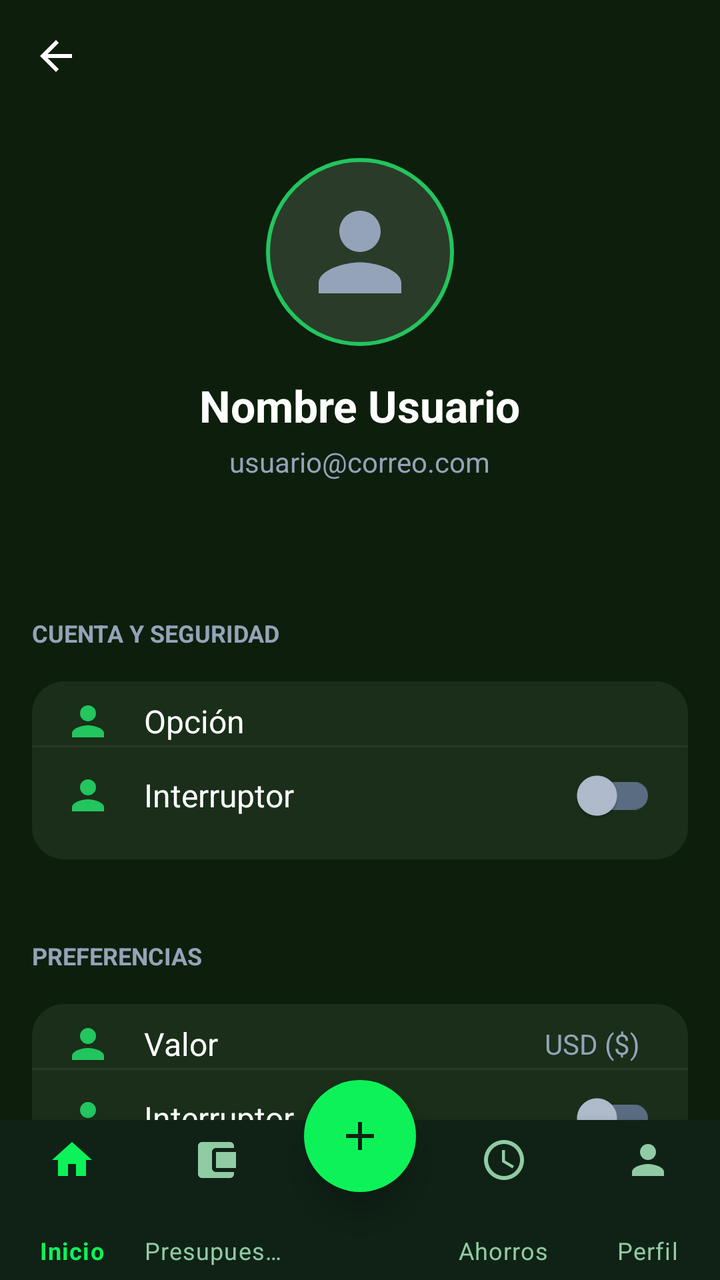
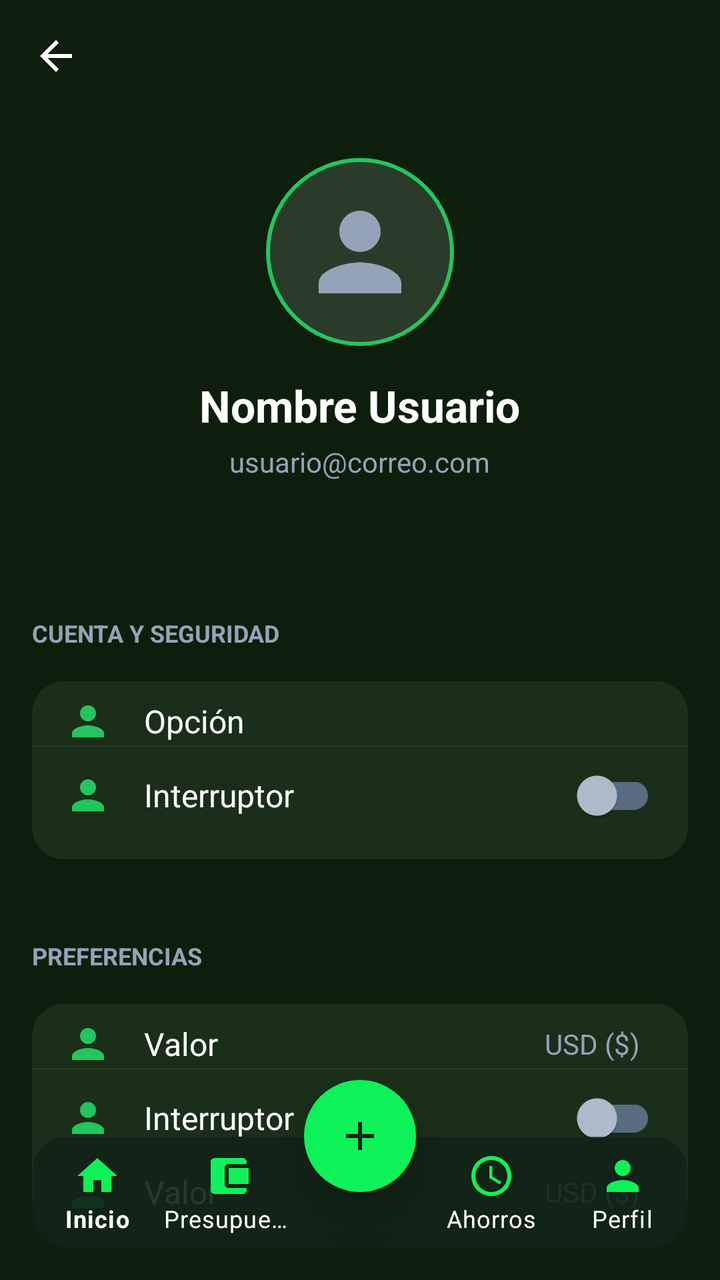

Two renders of the same Android screen: before a commit and after it. Below are the layout's source before the change and the commit's diff.
<!-- AndroidManifest.xml: activity theme Theme.MaterialComponents.DayNight.NoActionBar -->
<!-- res/layout/activity_perfil.xml -->
<?xml version="1.0" encoding="utf-8"?>
<androidx.coordinatorlayout.widget.CoordinatorLayout xmlns:android="http://schemas.android.com/apk/res/android"
    xmlns:app="http://schemas.android.com/apk/res-auto"
    xmlns:tools="http://schemas.android.com/tools"
    android:layout_width="match_parent"
    android:layout_height="match_parent"
    android:background="@color/bg_dark"
    tools:context=".PerfilActivity">

    <androidx.core.widget.NestedScrollView
        android:layout_width="match_parent"
        android:layout_height="match_parent"
        android:paddingBottom="100dp"
        android:clipToPadding="false">

        <LinearLayout
            android:layout_width="match_parent"
            android:layout_height="wrap_content"
            android:orientation="vertical">

            
            <RelativeLayout
                android:layout_width="match_parent"
                android:layout_height="?attr/actionBarSize"
                android:paddingHorizontal="16dp">

                <ImageView
                    android:id="@+id/btnBackPerfil"
                    android:layout_width="24dp"
                    android:layout_height="24dp"
                    android:layout_centerVertical="true"
                    android:src="@drawable/ic_arrow_back"
                    app:tint="@color/white" />
            </RelativeLayout>

            
            <LinearLayout
                android:layout_width="match_parent"
                android:layout_height="wrap_content"
                android:gravity="center_horizontal"
                android:orientation="vertical"
                android:padding="20dp">

                <FrameLayout
                    android:layout_width="wrap_content"
                    android:layout_height="wrap_content">

                    <com.google.android.material.imageview.ShapeableImageView
                        android:layout_width="100dp"
                        android:layout_height="100dp"
                        android:padding="4dp"
                        android:src="@drawable/ic_person"
                        app:contentPadding="15dp"
                        app:strokeColor="@color/green_accent"
                        app:strokeWidth="2dp"
                        app:shapeAppearanceOverlay="@style/CircleImage"
                        android:background="#20FFFFFF"
                        app:tint="@color/text_on_dark_muted" />
                </FrameLayout>

                <TextView
                    android:id="@+id/tvNombreUsuario"
                    android:layout_width="wrap_content"
                    android:layout_height="wrap_content"
                    android:layout_marginTop="12dp"
                    android:text="Nombre Usuario"
                    android:textColor="@color/white"
                    android:textSize="22sp"
                    android:textStyle="bold" />

                <TextView
                    android:id="@+id/tvEmailUsuario"
                    android:layout_width="wrap_content"
                    android:layout_height="wrap_content"
                    android:text="usuario@correo.com"
                    android:textColor="@color/text_on_dark_muted"
                    android:textSize="14sp"
                    android:layout_marginTop="4dp"
                    android:layout_marginBottom="16dp" />
            </LinearLayout>

            
            <LinearLayout
                android:layout_width="match_parent"
                android:layout_height="wrap_content"
                android:orientation="vertical"
                android:paddingHorizontal="16dp">

                
                <TextView
                    android:layout_width="match_parent"
                    android:layout_height="wrap_content"
                    android:layout_marginTop="32dp"
                    android:layout_marginBottom="16dp"
                    android:text="CUENTA Y SEGURIDAD"
                    android:textColor="@color/text_on_dark_muted"
                    android:textSize="12sp"
                    android:textStyle="bold" />

                <LinearLayout
                    android:layout_width="match_parent"
                    android:layout_height="wrap_content"
                    android:background="@drawable/bg_card_menu"
                    android:paddingVertical="8dp"
                    android:orientation="vertical">

                    <include 
                        layout="@layout/item_profile_option" 
                        android:id="@+id/rowChangePass"
                        android:layout_width="match_parent"
                        android:layout_height="wrap_content" />
                    <View android:layout_width="match_parent" android:layout_height="1dp" android:background="#0DFFFFFF" />
                    <include 
                        layout="@layout/item_profile_switch" 
                        android:id="@+id/rowFaceId"
                        android:layout_width="match_parent"
                        android:layout_height="wrap_content" />

                </LinearLayout>

                
                <TextView
                    android:layout_width="match_parent"
                    android:layout_height="wrap_content"
                    android:layout_marginTop="40dp"
                    android:layout_marginBottom="16dp"
                    android:text="PREFERENCIAS"
                    android:textColor="@color/text_on_dark_muted"
                    android:textSize="12sp"
                    android:textStyle="bold" />

                <LinearLayout
                    android:layout_width="match_parent"
                    android:layout_height="wrap_content"
                    android:background="@drawable/bg_card_menu"
                    android:paddingVertical="8dp"
                    android:orientation="vertical">

                    <include 
                        layout="@layout/item_profile_value" 
                        android:id="@+id/rowCurrency"
                        android:layout_width="match_parent"
                        android:layout_height="wrap_content" />
                    <View android:layout_width="match_parent" android:layout_height="1dp" android:background="#0DFFFFFF" />
                    <include 
                        layout="@layout/item_profile_switch" 
                        android:id="@+id/rowNotifications"
                        android:layout_width="match_parent"
                        android:layout_height="wrap_content" />
                    <View android:layout_width="match_parent" android:layout_height="1dp" android:background="#0DFFFFFF" />
                    <include 
                        layout="@layout/item_profile_value" 
                        android:id="@+id/rowLanguage"
                        android:layout_width="match_parent"
                        android:layout_height="wrap_content" />

                </LinearLayout>

                
                <TextView
                    android:layout_width="match_parent"
                    android:layout_height="wrap_content"
                    android:layout_marginTop="40dp"
                    android:layout_marginBottom="16dp"
                    android:text="AYUDA Y SOPORTE"
                    android:textColor="@color/text_on_dark_muted"
                    android:textSize="12sp"
                    android:textStyle="bold" />

                <LinearLayout
                    android:layout_width="match_parent"
                    android:layout_height="wrap_content"
                    android:background="@drawable/bg_card_menu"
                    android:paddingVertical="8dp"
                    android:orientation="vertical">

                    <include 
                        layout="@layout/item_profile_option" 
                        android:id="@+id/rowPrivacy"
                        android:layout_width="match_parent"
                        android:layout_height="wrap_content" />

                </LinearLayout>

                
                <com.google.android.material.button.MaterialButton
                    android:id="@+id/btnLogout"
                    android:layout_width="match_parent"
                    android:layout_height="64dp"
                    android:layout_marginTop="40dp"
                    android:layout_marginBottom="40dp"
                    android:backgroundTint="@color/bg_dark_card"
                    android:text="Cerrar Sesión"
                    android:textColor="@color/danger_red"
                    android:textStyle="bold"
                    app:cornerRadius="16dp"
                    app:icon="@android:drawable/ic_lock_power_off"
                    app:iconGravity="textStart"
                    app:iconTint="@color/danger_red"
                    app:strokeColor="#0DFFFFFF"
                    app:strokeWidth="1dp" />

                <TextView
                    android:layout_width="match_parent"
                    android:layout_height="wrap_content"
                    android:layout_marginTop="20dp"
                    android:gravity="center"
                    android:text="Versión 2.4.0 (Build 892)"
                    android:textColor="@color/text_on_dark_muted"
                    android:textSize="10sp" />

            </LinearLayout>
        </LinearLayout>
    </androidx.core.widget.NestedScrollView>

    <include layout="@layout/layout_bottom_navigation"/>

</androidx.coordinatorlayout.widget.CoordinatorLayout>
<!-- res/layout/item_profile_option.xml (included above) -->
<?xml version="1.0" encoding="utf-8"?>

<LinearLayout xmlns:android="http://schemas.android.com/apk/res/android"
    xmlns:app="http://schemas.android.com/apk/res-auto"
    android:layout_width="match_parent"
    android:layout_height="72dp"
    android:background="?attr/selectableItemBackground"
    android:clickable="true"
    android:focusable="true"
    android:gravity="center_vertical"
    android:orientation="horizontal"
    android:paddingHorizontal="16dp">

    <ImageView
        android:id="@+id/itemIcon"
        android:layout_width="24dp"
        android:layout_height="24dp"
        android:src="@drawable/ic_person"
        app:tint="@color/green_accent" />

    <TextView
        android:id="@+id/itemText"
        android:layout_width="0dp"
        android:layout_height="wrap_content"
        android:layout_marginStart="16dp"
        android:layout_weight="1"
        android:text="Opción"
        android:textColor="@color/white"
        android:textSize="16sp" />
</LinearLayout>
<!-- res/layout/item_profile_switch.xml (included above) -->
<?xml version="1.0" encoding="utf-8"?>

<LinearLayout xmlns:android="http://schemas.android.com/apk/res/android"
    xmlns:app="http://schemas.android.com/apk/res-auto"
    android:layout_width="match_parent"
    android:layout_height="72dp"
    android:gravity="center_vertical"
    android:orientation="horizontal"
    android:paddingHorizontal="16dp">

    <ImageView
        android:id="@+id/itemIcon"
        android:layout_width="24dp"
        android:layout_height="24dp"
        android:src="@drawable/ic_person"
        app:tint="@color/green_accent" />

    <TextView
        android:id="@+id/itemText"
        android:layout_width="0dp"
        android:layout_height="wrap_content"
        android:layout_marginStart="16dp"
        android:layout_weight="1"
        android:text="Interruptor"
        android:textColor="@color/white"
        android:textSize="16sp" />

    <com.google.android.material.switchmaterial.SwitchMaterial
        android:id="@+id/itemSwitch"
        android:layout_width="wrap_content"
        android:layout_height="wrap_content"
        app:thumbTint="@color/selector_switch_thumb"
        app:trackTint="@color/selector_switch_track" />
</LinearLayout>
<!-- res/layout/item_profile_value.xml (included above) -->
<?xml version="1.0" encoding="utf-8"?>

<LinearLayout xmlns:android="http://schemas.android.com/apk/res/android"
    xmlns:app="http://schemas.android.com/apk/res-auto"
    android:layout_width="match_parent"
    android:layout_height="72dp"
    android:background="?attr/selectableItemBackground"
    android:clickable="true"
    android:focusable="true"
    android:gravity="center_vertical"
    android:orientation="horizontal"
    android:paddingHorizontal="16dp">

    <ImageView
        android:id="@+id/itemIcon"
        android:layout_width="24dp"
        android:layout_height="24dp"
        android:src="@drawable/ic_person"
        app:tint="@color/green_accent" />

    <TextView
        android:id="@+id/itemText"
        android:layout_width="0dp"
        android:layout_height="wrap_content"
        android:layout_marginStart="16dp"
        android:layout_weight="1"
        android:text="Valor"
        android:textColor="@color/white"
        android:textSize="16sp" />

    <TextView
        android:id="@+id/itemValue"
        android:layout_width="wrap_content"
        android:layout_height="wrap_content"
        android:layout_marginEnd="8dp"
        android:text="USD ($)"
        android:textColor="@color/text_on_dark_muted"
        android:textSize="14sp" />
</LinearLayout>
<!-- res/layout/layout_bottom_navigation.xml (included above) -->
<?xml version="1.0" encoding="utf-8"?>

<RelativeLayout xmlns:android="http://schemas.android.com/apk/res/android"
    xmlns:app="http://schemas.android.com/apk/res-auto"
    android:layout_width="match_parent"
    android:layout_height="100dp"
    android:layout_gravity="bottom">

    <com.google.android.material.bottomnavigation.BottomNavigationView
        android:id="@+id/bottom_navigation"
        android:layout_width="match_parent"
        android:layout_height="80dp"
        android:layout_alignParentBottom="true"
        android:background="@color/stitch_background"
        app:itemIconTint="@color/nav_item_selector"
        app:itemTextColor="@color/nav_item_selector"
        app:itemRippleColor="@android:color/transparent"
        app:itemActiveIndicatorStyle="@null"
        app:menu="@menu/bottom_nav_menu"
        app:labelVisibilityMode="labeled"
        app:elevation="8dp"/>

    <com.google.android.material.floatingactionbutton.FloatingActionButton
        android:id="@+id/fab_add"
        android:layout_width="wrap_content"
        android:layout_height="wrap_content"
        android:layout_centerHorizontal="true"
        android:layout_alignParentTop="true"
        android:layout_marginTop="0dp"
        android:src="@drawable/ic_add"
        app:backgroundTint="@color/stitch_primary"
        app:tint="@color/stitch_background"
        app:shapeAppearanceOverlay="@style/CircleImage"
        app:fabSize="normal"
        app:elevation="12dp"
        app:borderWidth="0dp"/>

</RelativeLayout>
<!-- resources referenced by this layout -->
<resources>
  <color name="bg_dark">#0D1F0C</color>
  <color name="bg_dark_card">#1A2E19</color>
  <color name="danger_red">#EF4444</color>
  <color name="green_accent">#22C55E</color>
  <color name="stitch_background">#102216</color>
  <color name="stitch_primary">#0df259</color>
  <color name="text_on_dark_muted">#94A3B8</color>
  <color name="white">#FFFFFFFF</color>
  <!-- drawable bg_card_menu (drawable) -->
  <?xml version="1.0" encoding="utf-8"?>
  <shape xmlns:android="http://schemas.android.com/apk/res/android">
      <solid android:color="@color/bg_dark_card" />
      <corners android:radius="16dp" />
  </shape>
  <!-- drawable ic_add (drawable) -->
  <vector xmlns:android="http://schemas.android.com/apk/res/android" android:height="24dp" android:tint="#000000" android:viewportHeight="24" android:viewportWidth="24" android:width="24dp">
        
      <path android:fillColor="@android:color/white" android:pathData="M19,13h-6v6h-2v-6H5v-2h6V5h2v6h6v2z"/>
      
  </vector>
  <!-- drawable ic_arrow_back (drawable) -->
  <?xml version="1.0" encoding="utf-8"?>
  <vector xmlns:android="http://schemas.android.com/apk/res/android"
      android:width="24dp"
      android:height="24dp"
      android:viewportWidth="24"
      android:viewportHeight="24">
      <path
          android:fillColor="#FFFFFF"
          android:pathData="M20,11H7.83l5.59-5.59L12,4l-8,8 8,8 1.41-1.41L7.83,13H20v-2z"/>
  </vector>
  <!-- drawable ic_person (drawable) -->
  <?xml version="1.0" encoding="utf-8"?>
  <vector xmlns:android="http://schemas.android.com/apk/res/android"
      android:width="24dp"
      android:height="24dp"
      android:viewportWidth="24"
      android:viewportHeight="24">
      <path
          android:fillColor="@color/white"
          android:pathData="M12,12c2.21,0 4,-1.79 4,-4s-1.79,-4 -4,-4 -4,1.79 -4,4 1.79,4 4,4zM12,14c-2.67,0 -8,1.34 -8,4v2h16v-2c0,-2.66 -5.33,-4 -8,-4z"/>
  </vector>
  <style name="CircleImage">
          <item name="cornerSize">50%</item>
      </style>
</resources>

<!-- the commit's change to res/layout/activity_perfil.xml (unified diff, before → after) -->
@@ -10,7 +10,7 @@
     <androidx.core.widget.NestedScrollView
         android:layout_width="match_parent"
         android:layout_height="match_parent"
-        android:paddingBottom="100dp"
+        android:paddingBottom="120dp"
         android:clipToPadding="false">
 
         <LinearLayout
@@ -324,40 +324,44 @@
 </LinearLayout>
 <!-- res/layout/layout_bottom_navigation.xml (included above) -->
 <?xml version="1.0" encoding="utf-8"?>
-
-<RelativeLayout xmlns:android="http://schemas.android.com/apk/res/android"
-    xmlns:app="http://schemas.android.com/apk/res-auto"
-    android:layout_width="match_parent"
-    android:layout_height="100dp"
+<androidx.constraintlayout.widget.ConstraintLayout xmlns:android="http://schemas.android.com/apk/res/android"
+    xmlns:app="http://schemas.android.com/apk/res-auto"
+    android:layout_width="match_parent"
+    android:layout_height="wrap_content"
+    android:minHeight="100dp"
     android:layout_gravity="bottom">
 
     <com.google.android.material.bottomnavigation.BottomNavigationView
         android:id="@+id/bottom_navigation"
-        android:layout_width="match_parent"
-        android:layout_height="80dp"
-        android:layout_alignParentBottom="true"
-        android:background="@color/stitch_background"
-        app:itemIconTint="@color/nav_item_selector"
-        app:itemTextColor="@color/nav_item_selector"
-        app:itemRippleColor="@android:color/transparent"
-        app:itemActiveIndicatorStyle="@null"
-        app:menu="@menu/bottom_nav_menu"
+        android:layout_width="0dp"
+        android:layout_height="wrap_content"
+        android:layout_marginStart="16dp"
+        android:layout_marginEnd="16dp"
+        android:layout_marginBottom="16dp"
+        android:background="@drawable/bg_stitch_card"
+        app:backgroundTint="#E6102216"
+        app:elevation="8dp"
+        app:itemIconTint="@color/stitch_primary"
+        app:itemTextColor="@color/white"
         app:labelVisibilityMode="labeled"
-        app:elevation="8dp"/>
+        app:layout_constraintBottom_toBottomOf="parent"
+        app:layout_constraintEnd_toEndOf="parent"
+        app:layout_constraintStart_toStartOf="parent"
+        app:menu="@menu/bottom_nav_menu" />
 
     <com.google.android.material.floatingactionbutton.FloatingActionButton
         android:id="@+id/fab_add"
         android:layout_width="wrap_content"
         android:layout_height="wrap_content"
-        android:layout_centerHorizontal="true"
-        android:layout_alignParentTop="true"
-        android:layout_marginTop="0dp"
         android:src="@drawable/ic_add"
         app:backgroundTint="@color/stitch_primary"
-        app:tint="@color/stitch_background"
-        app:shapeAppearanceOverlay="@style/CircleImage"
+        app:borderWidth="0dp"
+        app:elevation="12dp"
         app:fabSize="normal"
-        app:elevation="12dp"
-        app:borderWidth="0dp"/>
-
-</RelativeLayout>
+        app:layout_constraintBottom_toTopOf="@id/bottom_navigation"
+        app:layout_constraintEnd_toEndOf="parent"
+        app:layout_constraintStart_toStartOf="parent"
+        app:layout_constraintTop_toTopOf="@id/bottom_navigation"
+        app:tint="@color/stitch_background" />
+
+</androidx.constraintlayout.widget.ConstraintLayout>
<!-- resource entries referenced after the edit -->
@@ -13,6 +13,13 @@
   <shape xmlns:android="http://schemas.android.com/apk/res/android">
       <solid android:color="@color/bg_dark_card" />
       <corners android:radius="16dp" />
+  </shape>
+  <!-- drawable bg_stitch_card (drawable) -->
+  <?xml version="1.0" encoding="utf-8"?>
+  <shape xmlns:android="http://schemas.android.com/apk/res/android">
+      <solid android:color="#1A3A24" />
+      <corners android:radius="16dp" />
+      <stroke android:width="1dp" android:color="#1AFFFFFF" />
   </shape>
   <!-- drawable ic_add (drawable) -->
   <vector xmlns:android="http://schemas.android.com/apk/res/android" android:height="24dp" android:tint="#000000" android:viewportHeight="24" android:viewportWidth="24" android:width="24dp">
